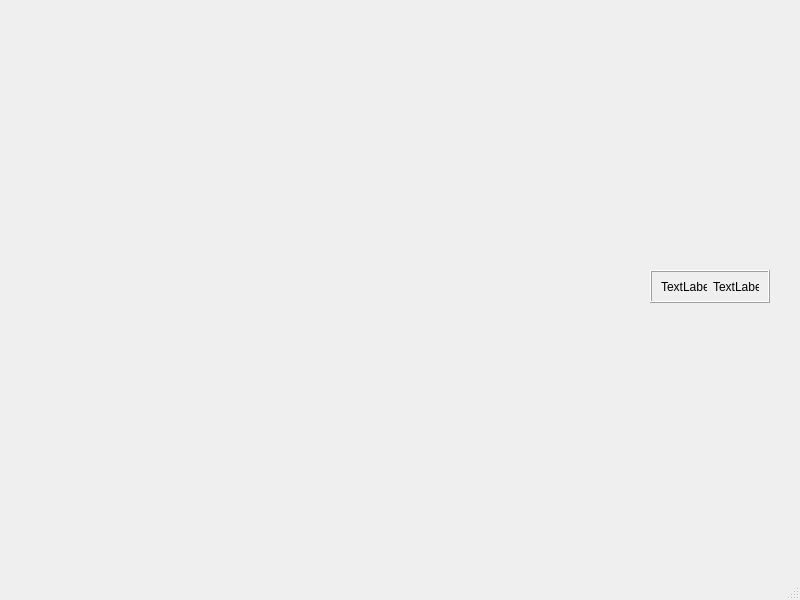
This is mainwindow.ui in HerrAlien/liveClassificationOct2021 as Qt 5 draws it before an edit. The edited form follows.
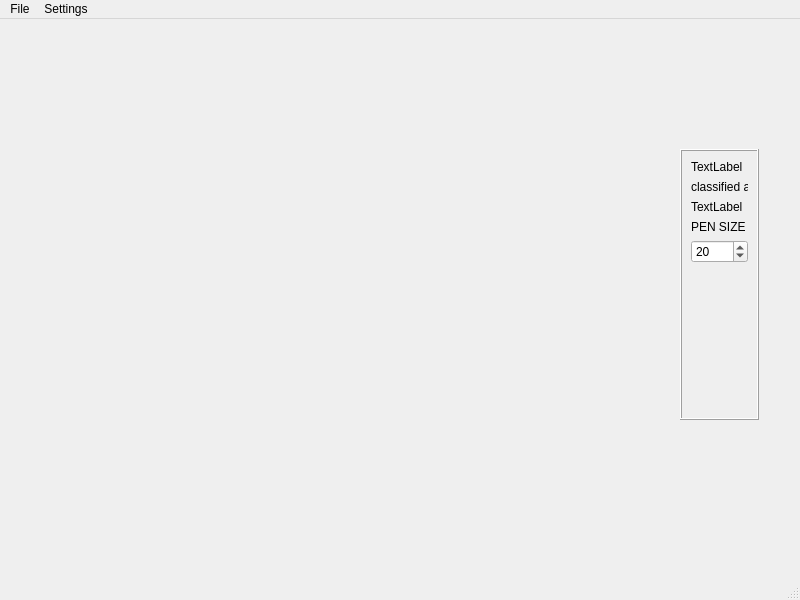
This is the edited form.

```diff
--- a/mainwindow.ui
+++ b/mainwindow.ui
@@ -17,10 +17,10 @@
    <widget class="QFrame" name="frame">
     <property name="geometry">
      <rect>
-      <x>650</x>
-      <y>270</y>
-      <width>120</width>
-      <height>33</height>
+      <x>680</x>
+      <y>130</y>
+      <width>79</width>
+      <height>271</height>
      </rect>
     </property>
     <property name="sizePolicy">
@@ -35,21 +35,58 @@
     <property name="frameShadow">
      <enum>QFrame::Raised</enum>
     </property>
-    <layout class="QHBoxLayout" name="horizontalLayout">
+    <layout class="QVBoxLayout" name="verticalLayout">
      <item>
-      <widget class="QLabel" name="m_xLabel">
+      <widget class="QLabel" name="previewImage">
        <property name="text">
         <string>TextLabel</string>
        </property>
       </widget>
      </item>
      <item>
-      <widget class="QLabel" name="m_yLabel">
+      <widget class="QLabel" name="plainLabel">
        <property name="text">
+        <string>classified as</string>
+       </property>
+      </widget>
+     </item>
+     <item>
+      <widget class="QLabel" name="classificationOutput">
+       <property name="text">
         <string>TextLabel</string>
        </property>
       </widget>
      </item>
+     <item>
+      <widget class="QLabel" name="painterSizeLabel">
+       <property name="text">
+        <string>PEN SIZE</string>
+       </property>
+      </widget>
+     </item>
+     <item>
+      <widget class="QSpinBox" name="penSizeSpinBox">
+       <property name="value">
+        <number>20</number>
+       </property>
+       <property name="displayIntegerBase">
+        <number>10</number>
+       </property>
+      </widget>
+     </item>
+     <item>
+      <spacer name="verticalSpacer">
+       <property name="orientation">
+        <enum>Qt::Vertical</enum>
+       </property>
+       <property name="sizeHint" stdset="0">
+        <size>
+         <width>20</width>
+         <height>40</height>
+        </size>
+       </property>
+      </spacer>
+     </item>
     </layout>
    </widget>
   </widget>
@@ -62,6 +99,20 @@
      <height>21</height>
     </rect>
    </property>
+   <widget class="QMenu" name="menuFile">
+    <property name="title">
+     <string>File</string>
+    </property>
+    <addaction name="actionNew"/>
+   </widget>
+   <widget class="QMenu" name="menuSettings">
+    <property name="title">
+     <string>Settings</string>
+    </property>
+    <addaction name="actionLoad_JSON"/>
+   </widget>
+   <addaction name="menuFile"/>
+   <addaction name="menuSettings"/>
   </widget>
   <widget class="QStatusBar" name="statusbar"/>
  </widget>
```
Left out of the diff: 16 changed lines with no effect on the pictures.
